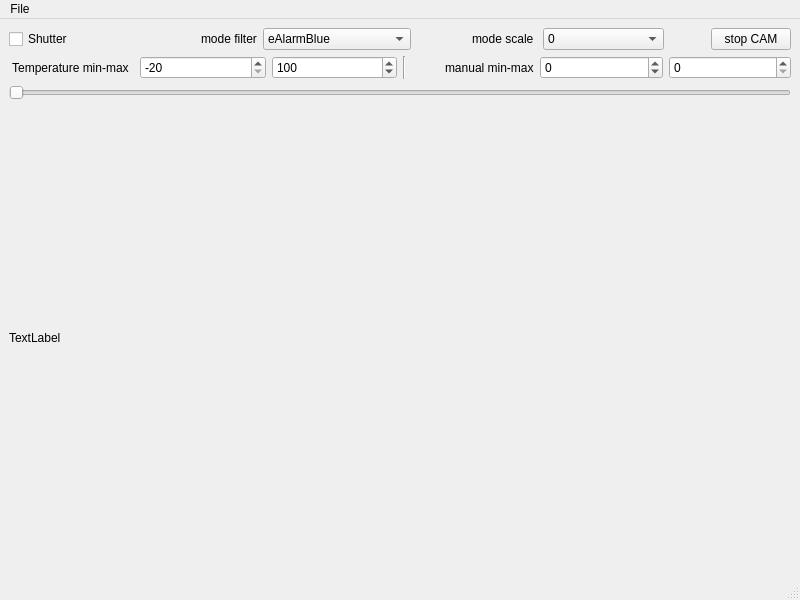
Above: src/mainwindow.ui from werasaimon/IRCamera_OpenCV__QtWidget before the change. Below: the same form after it.
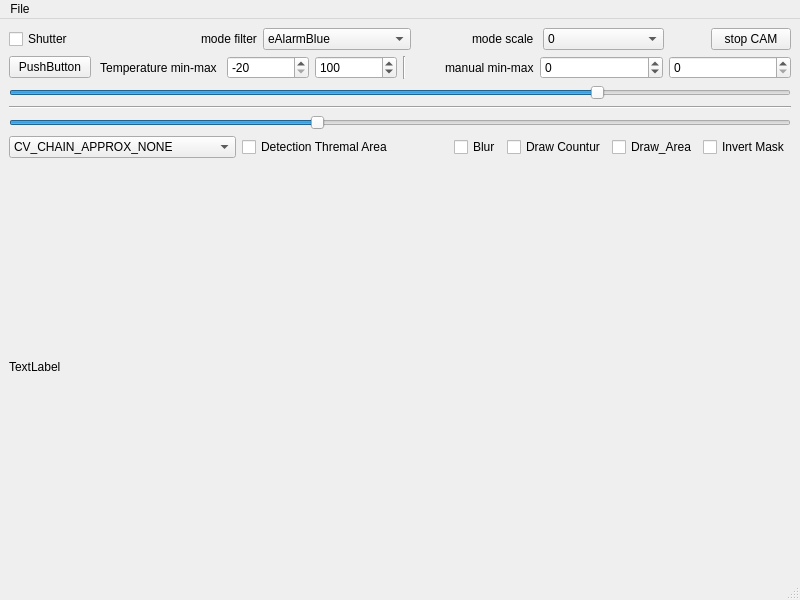
That is the form after the change. Custom widgets are drawn as their Qt base class.

Commit message: IRImage CameraXI* | Detection Feature Area Algorithm | OpenCV | Qt | code ver-0.02

```diff
--- a/src/mainwindow.ui
+++ b/src/mainwindow.ui
@@ -131,6 +131,13 @@
        <layout class="QHBoxLayout" name="horizontalLayout_4">
         <item>
          <layout class="QHBoxLayout" name="horizontalLayout_2">
+          <item>
+           <widget class="QPushButton" name="pushButton_2">
+            <property name="text">
+             <string>PushButton</string>
+            </property>
+           </widget>
+          </item>
           <item>
            <widget class="QLabel" name="label">
             <property name="text">
@@ -202,11 +209,115 @@
       </item>
       <item>
        <widget class="QSlider" name="horizontalSlider_posFocus">
+        <property name="value">
+         <number>75</number>
+        </property>
         <property name="orientation">
          <enum>Qt::Horizontal</enum>
         </property>
        </widget>
       </item>
+      <item>
+       <widget class="Line" name="line_2">
+        <property name="orientation">
+         <enum>Qt::Horizontal</enum>
+        </property>
+       </widget>
+      </item>
+      <item>
+       <widget class="QSlider" name="horizontalSlider_Thresh">
+        <property name="maximum">
+         <number>255</number>
+        </property>
+        <property name="value">
+         <number>100</number>
+        </property>
+        <property name="orientation">
+         <enum>Qt::Horizontal</enum>
+        </property>
+       </widget>
+      </item>
+      <item>
+       <layout class="QHBoxLayout" name="horizontalLayout_5">
+        <item>
+         <widget class="QComboBox" name="comboBox_Method">
+          <item>
+           <property name="text">
+            <string>CV_CHAIN_APPROX_NONE  </string>
+           </property>
+          </item>
+          <item>
+           <property name="text">
+            <string>CV_CHAIN_APPROX_SIMPLE</string>
+           </property>
+          </item>
+          <item>
+           <property name="text">
+            <string>CV_CHAIN_APPROX_TC89_L1</string>
+           </property>
+          </item>
+          <item>
+           <property name="text">
+            <string>CV_CHAIN_APPROX_TC89_KCOS</string>
+           </property>
+          </item>
+          <item>
+           <property name="text">
+            <string>CV_LINK_RUNS</string>
+           </property>
+          </item>
+         </widget>
+        </item>
+        <item>
+         <widget class="QCheckBox" name="checkBox_DetectionThermalArea">
+          <property name="text">
+           <string>Detection Thremal Area</string>
+          </property>
+         </widget>
+        </item>
+        <item>
+         <spacer name="horizontalSpacer">
+          <property name="orientation">
+           <enum>Qt::Horizontal</enum>
+          </property>
+          <property name="sizeHint" stdset="0">
+           <size>
+            <width>40</width>
+            <height>20</height>
+           </size>
+          </property>
+         </spacer>
+        </item>
+        <item>
+         <widget class="QCheckBox" name="checkBox_Blur">
+          <property name="text">
+           <string>Blur</string>
+          </property>
+         </widget>
+        </item>
+        <item>
+         <widget class="QCheckBox" name="checkBox_DrawCountur">
+          <property name="text">
+           <string>Draw Countur</string>
+          </property>
+         </widget>
+        </item>
+        <item>
+         <widget class="QCheckBox" name="checkBox_DrawArea">
+          <property name="text">
+           <string>Draw_Area</string>
+          </property>
+         </widget>
+        </item>
+        <item>
+         <widget class="QCheckBox" name="checkBox_InvertMask">
+          <property name="text">
+           <string>Invert Mask</string>
+          </property>
+         </widget>
+        </item>
+       </layout>
+      </item>
      </layout>
     </item>
     <item row="1" column="0">
```
The commit also changes 10 other files.
